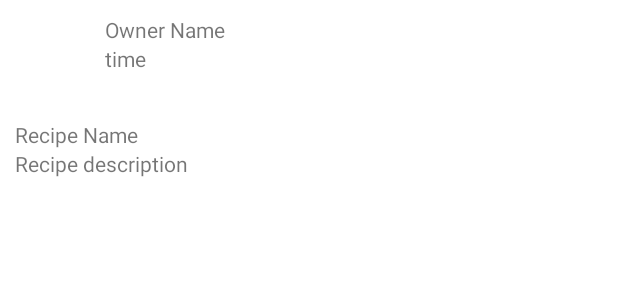
After one commit to natthapach/01418346-Project-1, an Android app: the layout view_recipe_item.xml on its own in the app's theme, with its tools: preview values and no code run, on a phone screen of 412 x 824 dp. The commit adds this screen. Shown: the top 300 px of the screen. Run offline under Robolectric (Android 15) with nearby library versions, the phone set to English and light mode, and no system bars.

Commit message:
create recipe dao

```diff
--- a/app/src/main/java/cs/sci/ku/cookyalpha/activities/MainActivity.java
+++ b/app/src/main/java/cs/sci/ku/cookyalpha/activities/MainActivity.java
@@ -4,6 +4,8 @@ import android.support.v7.app.AppCompatActivity;
 import android.os.Bundle;
 
 import cs.sci.ku.cookyalpha.R;
+import cs.sci.ku.cookyalpha.managers.FirebaseRecipeManager;
+import cs.sci.ku.cookyalpha.managers.RecipeManager;
 
 public class MainActivity extends AppCompatActivity {
 
@@ -11,5 +13,9 @@ public class MainActivity extends AppCompatActivity {
     protected void onCreate(Bundle savedInstanceState) {
         super.onCreate(savedInstanceState);
         setContentView(R.layout.activity_main);
+
+        RecipeManager recipeManager = FirebaseRecipeManager.getInstance();
+
+        recipeManager.loadGlobalRecipe();
     }
 }
--- /dev/null
+++ b/app/src/main/res/layout/view_recipe_item.xml
@@ -0,0 +1,59 @@
+<?xml version="1.0" encoding="utf-8"?>
+<LinearLayout
+    xmlns:android="http://schemas.android.com/apk/res/android" android:layout_width="match_parent"
+    android:layout_height="match_parent"
+    android:orientation="vertical"
+    android:background="@color/recipe_item_bg">
+
+    <LinearLayout
+        android:padding="@dimen/inner_padding"
+        android:orientation="horizontal"
+        android:layout_width="match_parent"
+        android:layout_height="wrap_content">
+        <ImageView
+            android:id="@+id/iv_owner_img"
+            android:layout_width="@dimen/recipe_owner_icon"
+            android:layout_height="@dimen/recipe_owner_icon" />
+        <LinearLayout
+            android:layout_marginLeft="@dimen/inner_padding"
+            android:layout_width="match_parent"
+            android:layout_height="wrap_content"
+            android:orientation="vertical">
+            <TextView
+                android:text="Owner Name"
+                android:maxLines="1"
+                android:ellipsize="end"
+                android:id="@+id/tv_owner_name"
+                android:layout_width="wrap_content"
+                android:layout_height="wrap_content" />
+            <TextView
+                android:text="time"
+                android:id="@+id/tv_time_created"
+                android:layout_width="wrap_content"
+                android:layout_height="wrap_content" />
+        </LinearLayout>
+    </LinearLayout>
+    <ImageView
+        android:id="@+id/iv_recipe_img"
+        android:layout_width="match_parent"
+        android:layout_height="wrap_content" />
+    <LinearLayout
+        android:padding="@dimen/inner_padding"
+        android:orientation="vertical"
+        android:layout_width="match_parent"
+        android:layout_height="wrap_content">
+        <TextView
+            android:text="Recipe Name"
+            android:maxLines="1"
+            android:ellipsize="end"
+            android:layout_width="match_parent"
+            android:layout_height="wrap_content" />
+
+        <TextView
+            android:text="Recipe description"
+            android:layout_width="match_parent"
+            android:layout_height="wrap_content"
+            android:maxLines="2"
+            android:ellipsize="end"/>
+    </LinearLayout>
+</LinearLayout>
--- a/app/src/main/res/values/colors.xml
+++ b/app/src/main/res/values/colors.xml
@@ -3,4 +3,5 @@
     <color name="colorPrimary">#3F51B5</color>
     <color name="colorPrimaryDark">#303F9F</color>
     <color name="colorAccent">#FF4081</color>
+    <color name="recipe_item_bg">#FFF</color>
 </resources>
--- /dev/null
+++ b/app/src/main/res/values/dimens.xml
@@ -0,0 +1,5 @@
+<?xml version="1.0" encoding="utf-8"?>
+<resources>
+    <dimen name="recipe_owner_icon">50dp</dimen>
+    <dimen name="inner_padding">10dp</dimen>
+</resources>
```
Also changed, not shown: app/src/main/java/cs/sci/ku/cookyalpha/dao/Ingredient.java (+8 -2 lines), app/src/main/java/cs/sci/ku/cookyalpha/dao/Recipe.java (+17 -9 lines), app/src/main/java/cs/sci/ku/cookyalpha/dao/RecipePreview.java (+7 -1 lines), app/src/main/java/cs/sci/ku/cookyalpha/dao/RecipeProcedure.java (+8 -2 lines), app/src/main/java/cs/sci/ku/cookyalpha/managers/FirebaseRecipeManager.java (+29 -1 lines), app/src/main/java/cs/sci/ku/cookyalpha/views/RecipeItemView.java (added, +51 -0 lines), app/src/main/res/values/styles.xml (+9 -0 lines).
